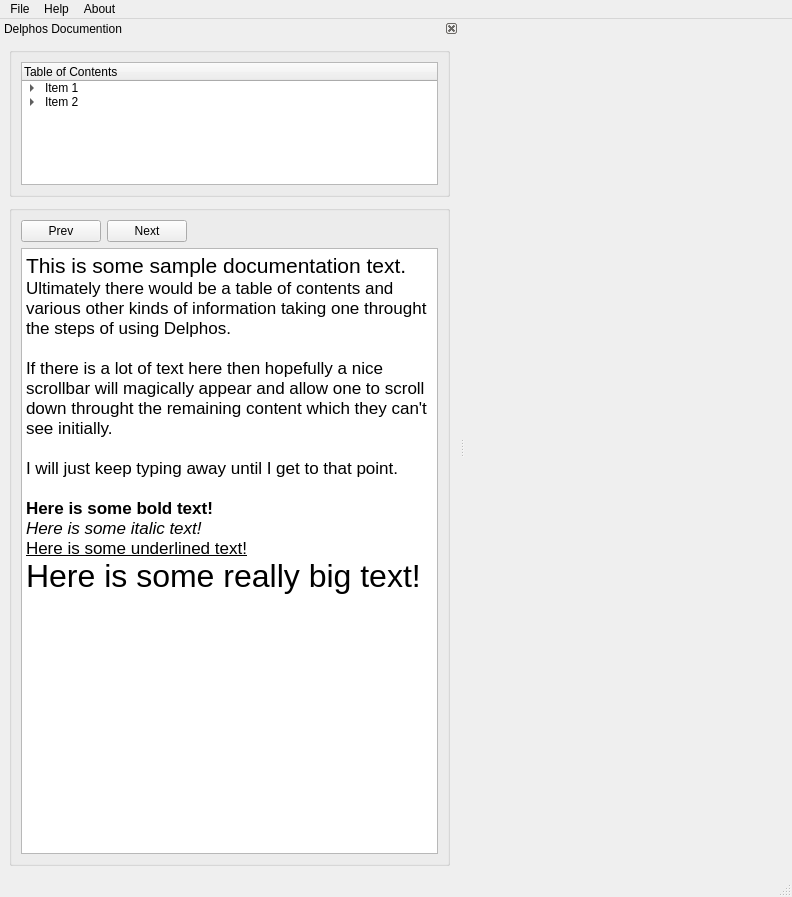
This is src/gui/main_window.ui in Ecotrust/delphos as Qt 5 draws it before an edit. The edited form follows.
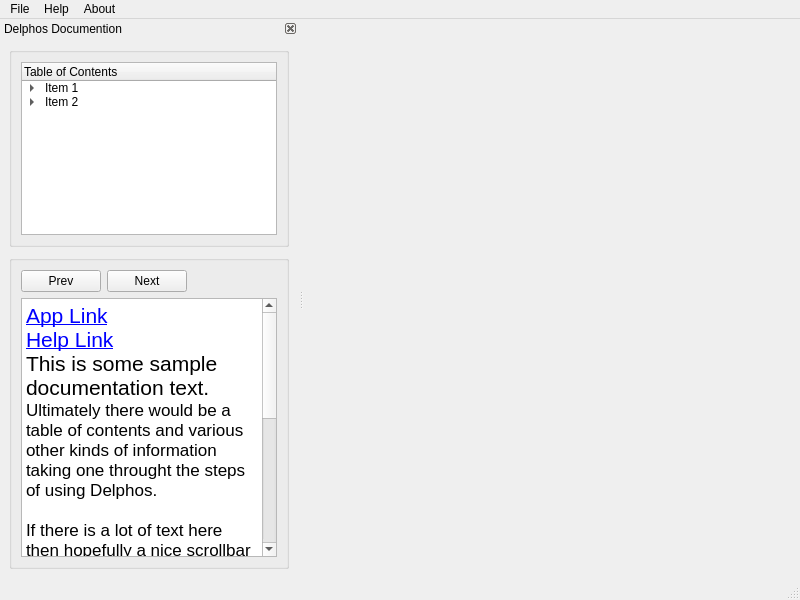
This is the edited form.

Commit message: doc dock can now resize to fill screen when selecting appropriately from main menu, clicking full documentation button now loads .doc document in MS word or other as appropriate.  Added URL handlers for creating special links in documentation etc. that can be used for example to trigger the display of another widget.  This functionalityr is slightly broken at the moment.

What changed in the file:
```diff
--- a/src/gui/main_window.ui
+++ b/src/gui/main_window.ui
@@ -5,10 +5,16 @@
    <rect>
     <x>0</x>
     <y>0</y>
-    <width>792</width>
-    <height>897</height>
+    <width>800</width>
+    <height>600</height>
    </rect>
   </property>
+  <property name="minimumSize" >
+   <size>
+    <width>800</width>
+    <height>600</height>
+   </size>
+  </property>
   <property name="windowTitle" >
    <string>Delphos</string>
   </property>
@@ -18,7 +24,7 @@
     <rect>
      <x>0</x>
      <y>0</y>
-     <width>792</width>
+     <width>800</width>
      <height>22</height>
     </rect>
    </property>
@@ -50,7 +56,7 @@
   <widget class="QDockWidget" name="dock_doc" >
    <property name="minimumSize" >
     <size>
-     <width>300</width>
+     <width>200</width>
      <height>0</height>
     </size>
    </property>
@@ -75,10 +81,16 @@
        </property>
        <item>
         <widget class="QGroupBox" name="groupBox_5" >
+         <property name="minimumSize" >
+          <size>
+           <width>0</width>
+           <height>100</height>
+          </size>
+         </property>
          <property name="maximumSize" >
           <size>
            <width>16777215</width>
-           <height>150</height>
+           <height>200</height>
           </size>
          </property>
          <property name="title" >
@@ -90,7 +102,13 @@
             <property name="minimumSize" >
              <size>
               <width>0</width>
-              <height>100</height>
+              <height>0</height>
+             </size>
+            </property>
+            <property name="maximumSize" >
+             <size>
+              <width>400</width>
+              <height>16777215</height>
              </size>
             </property>
             <column>
@@ -130,6 +148,22 @@
             </item>
            </widget>
           </item>
+          <item>
+           <spacer>
+            <property name="orientation" >
+             <enum>Qt::Horizontal</enum>
+            </property>
+            <property name="sizeType" >
+             <enum>QSizePolicy::Expanding</enum>
+            </property>
+            <property name="sizeHint" >
+             <size>
+              <width>0</width>
+              <height>169</height>
+             </size>
+            </property>
+           </spacer>
+          </item>
          </layout>
         </widget>
        </item>
@@ -174,9 +208,12 @@
                 <property name="orientation" >
                  <enum>Qt::Horizontal</enum>
                 </property>
+                <property name="sizeType" >
+                 <enum>QSizePolicy::Expanding</enum>
+                </property>
                 <property name="sizeHint" >
                  <size>
-                  <width>251</width>
+                  <width>0</width>
                   <height>20</height>
                  </size>
                 </property>
@@ -186,11 +223,17 @@
             </item>
             <item>
              <widget class="QTextBrowser" name="textBrowser" >
+              <property name="minimumSize" >
+               <size>
+                <width>0</width>
+                <height>0</height>
+               </size>
+              </property>
               <property name="html" >
                <string>&lt;html>&lt;head>&lt;meta name="qrichtext" content="1" />&lt;style type="text/css">
 p, li { white-space: pre-wrap; }
 &lt;/style>&lt;/head>&lt;body style=" font-family:'Lucida Grande'; font-size:13pt; font-weight:400; font-style:normal;">
-&lt;p style=" margin-top:0px; margin-bottom:0px; margin-left:0px; margin-right:0px; -qt-block-indent:0; text-indent:0px;">&lt;span style=" font-size:16pt;">This is some sample documentation text.&lt;/span>&lt;/p>
+&lt;p style=" margin-top:0px; margin-bottom:0px; margin-left:0px; margin-right:0px; -qt-block-indent:0; text-indent:0px;">&lt;a href="app://blort/blort">&lt;span style=" font-size:16pt; text-decoration: underline; color:#0000ff;">App Link&lt;/span>&lt;/a>&lt;span style=" font-size:16pt;">&lt;br />&lt;/span>&lt;a href="help://help/me">&lt;span style=" font-size:16pt; text-decoration: underline; color:#0000ff;">Help Link&lt;/span>&lt;/a>&lt;span style=" font-size:16pt;">&lt;br />This is some sample documentation text.&lt;/span>&lt;/p>
 &lt;p style=" margin-top:0px; margin-bottom:0px; margin-left:0px; margin-right:0px; -qt-block-indent:0; text-indent:0px;">Ultimately there would be a table of contents and various other kinds of information taking one throught the steps of using Delphos.&lt;/p>
 &lt;p style="-qt-paragraph-type:empty; margin-top:0px; margin-bottom:0px; margin-left:0px; margin-right:0px; -qt-block-indent:0; text-indent:0px;">&lt;/p>
 &lt;p style=" margin-top:0px; margin-bottom:0px; margin-left:0px; margin-right:0px; -qt-block-indent:0; text-indent:0px;">If there is a lot of text here then hopefully a nice scrollbar will magically appear and allow one to scroll down throught the remaining content which they can't see initially.&lt;/p>
```
The commit also changes 7 other files.
